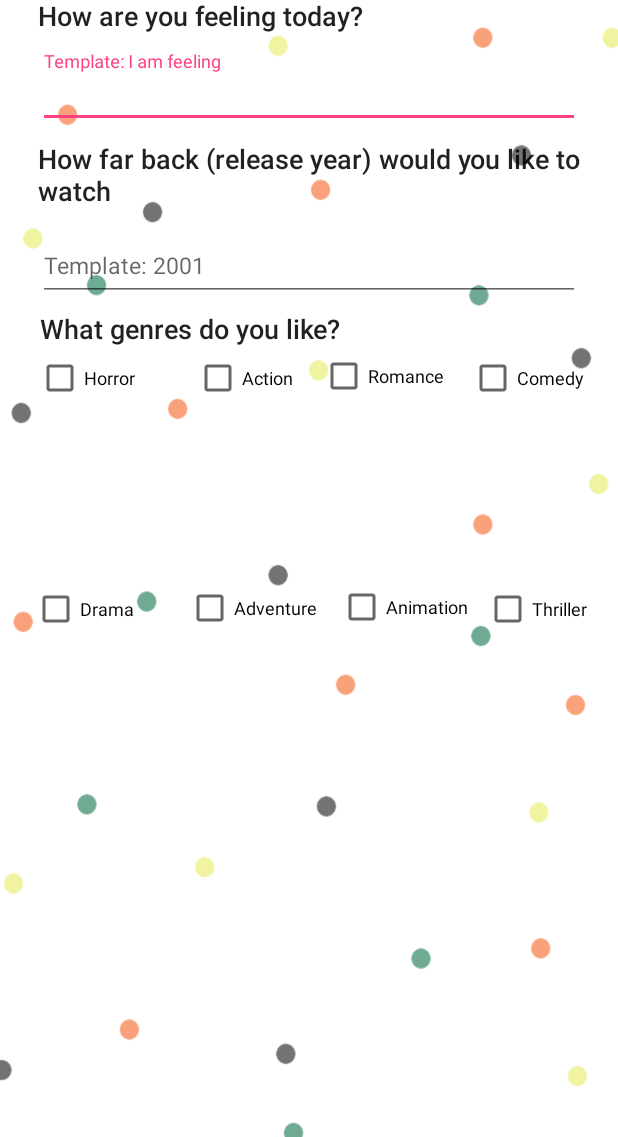
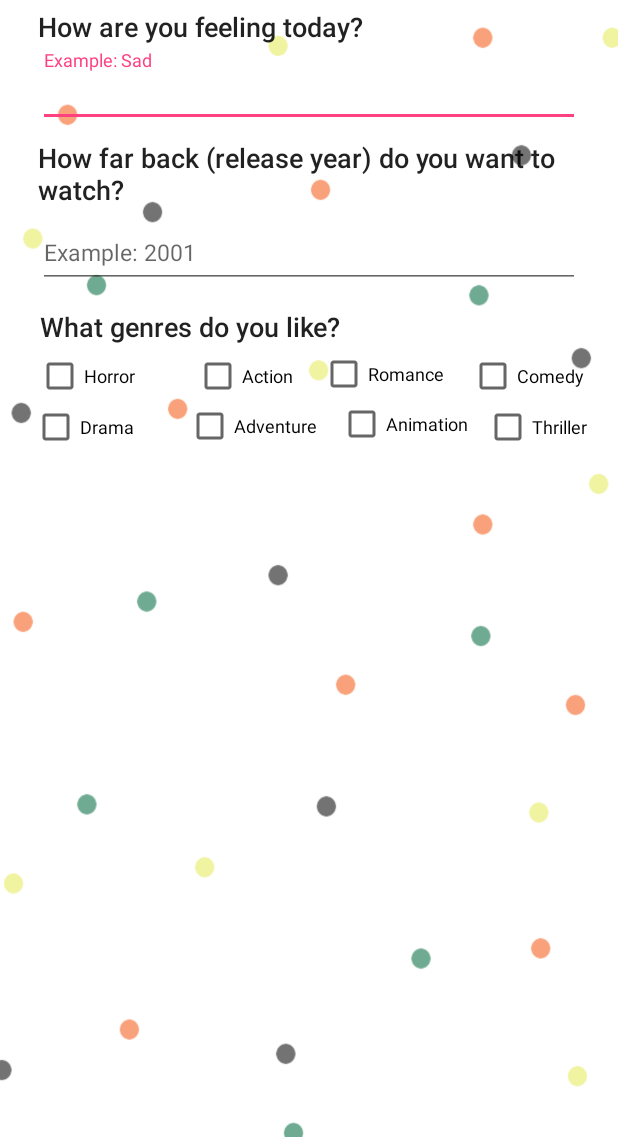
Before and after one commit to flanzyflan/SongCultureApp, an Android app: the screen it shows after launch (MainActivity), on a phone screen of 412 x 824 dp, the part 99-1236 px from its top. Run offline under Robolectric (Android 15) with nearby library versions, the phone set to English and light mode, and no system bars; our stand-ins replace Volley; network calls fail.

Commit message:
fixed UI

```diff
--- a/app/src/main/res/layout/activity_main.xml
+++ b/app/src/main/res/layout/activity_main.xml
@@ -13,13 +13,15 @@
         android:id="@+id/Question1"
         android:layout_width="361dp"
         android:layout_height="28dp"
+        android:layout_marginBottom="8dp"
         android:layout_marginEnd="8dp"
         android:layout_marginStart="8dp"
-        android:layout_marginTop="8dp"
+        android:layout_marginTop="15dp"
         android:ems="10"
         android:text="@string/question1"
         android:textAppearance="@style/TextAppearance.AppCompat.Body2"
         android:textSize="18sp"
+        app:layout_constraintBottom_toTopOf="@+id/textInputLayout"
         app:layout_constraintEnd_toEndOf="parent"
         app:layout_constraintStart_toStartOf="parent"
         app:layout_constraintTop_toTopOf="parent"
@@ -46,7 +48,7 @@
         android:layout_height="24dp"
         android:layout_marginEnd="8dp"
         android:layout_marginStart="8dp"
-        android:layout_marginTop="8dp"
+        android:layout_marginTop="15dp"
         android:ems="10"
         android:text="@string/question3"
         android:textAppearance="@style/TextAppearance.AppCompat.Body2"
@@ -61,7 +63,6 @@
         android:layout_height="51dp"
         android:layout_marginEnd="8dp"
         android:layout_marginStart="8dp"
-        android:layout_marginTop="8dp"
         app:layout_constraintEnd_toEndOf="parent"
         app:layout_constraintStart_toStartOf="parent"
         app:layout_constraintTop_toBottomOf="@+id/Question1"
@@ -82,7 +83,6 @@
         android:layout_height="54dp"
         android:layout_marginEnd="8dp"
         android:layout_marginStart="8dp"
-        android:layout_marginTop="8dp"
         app:layout_constraintEnd_toEndOf="parent"
         app:layout_constraintStart_toStartOf="parent"
         app:layout_constraintTop_toBottomOf="@+id/Question2">
@@ -132,12 +132,10 @@
         android:id="@+id/checkBox5"
         android:layout_width="93dp"
         android:layout_height="25dp"
-        android:layout_marginBottom="220dp"
         android:layout_marginEnd="8dp"
         android:layout_marginTop="8dp"
         android:text="@string/Adventure"
         android:textSize="12sp"
-        app:layout_constraintBottom_toBottomOf="parent"
         app:layout_constraintEnd_toStartOf="@+id/checkBox7"
         app:layout_constraintTop_toBottomOf="@+id/checkBox6" />
 
@@ -145,12 +143,10 @@
         android:id="@+id/checkBox7"
         android:layout_width="89dp"
         android:layout_height="26dp"
-        android:layout_marginBottom="220dp"
         android:layout_marginEnd="8dp"
         android:layout_marginTop="8dp"
         android:text="@string/Animation"
         android:textSize="12sp"
-        app:layout_constraintBottom_toBottomOf="parent"
         app:layout_constraintEnd_toStartOf="@+id/checkBox10"
         app:layout_constraintTop_toBottomOf="@+id/checkBox" />
 
@@ -158,12 +154,10 @@
         android:id="@+id/checkBox10"
         android:layout_width="81dp"
         android:layout_height="26dp"
-        android:layout_marginBottom="220dp"
         android:layout_marginEnd="8dp"
         android:layout_marginTop="8dp"
         android:text="@string/Thrill"
         android:textSize="12sp"
-        app:layout_constraintBottom_toBottomOf="parent"
         app:layout_constraintEnd_toEndOf="parent"
         app:layout_constraintTop_toBottomOf="@+id/checkBox4" />
 
@@ -171,13 +165,11 @@
         android:id="@+id/checkBox8"
         android:layout_width="81dp"
         android:layout_height="26dp"
-        android:layout_marginBottom="220dp"
         android:layout_marginEnd="8dp"
         android:layout_marginStart="8dp"
         android:layout_marginTop="8dp"
         android:text="@string/Drama"
         android:textSize="12sp"
-        app:layout_constraintBottom_toBottomOf="parent"
         app:layout_constraintEnd_toStartOf="@+id/checkBox5"
         app:layout_constraintStart_toStartOf="parent"
         app:layout_constraintTop_toBottomOf="@+id/checkBox2" />
--- a/app/src/main/res/values/strings.xml
+++ b/app/src/main/res/values/strings.xml
@@ -1,10 +1,10 @@
 <resources>
     <string name="app_name">Recommendation Application</string>
     <string name="question1">How are you feeling today?</string>
-    <string name="question2">How far back (release year) would you like to watch </string>
+    <string name="question2">How far back (release year) do you want to watch? </string>
     <string name="question3">What genres do you like?</string>
-    <string name="hint1">Template: I am feeling " "</string>
-    <string name="hint2">Template: 2001 </string>
+    <string name="hint1">Example: Sad </string>
+    <string name="hint2">Example: 2001 </string>
     <string name="Romance">Romance</string>
     <string name="Action">Action</string>
     <string name="Scary">Horror</string>
```
